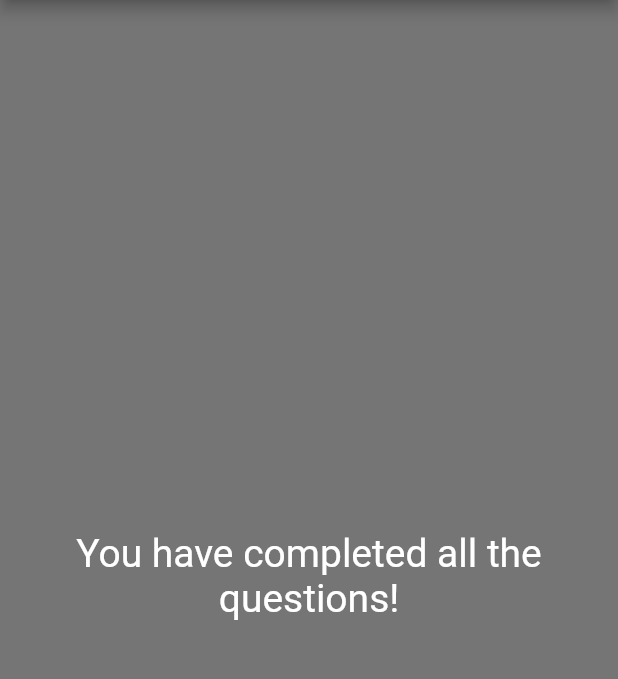
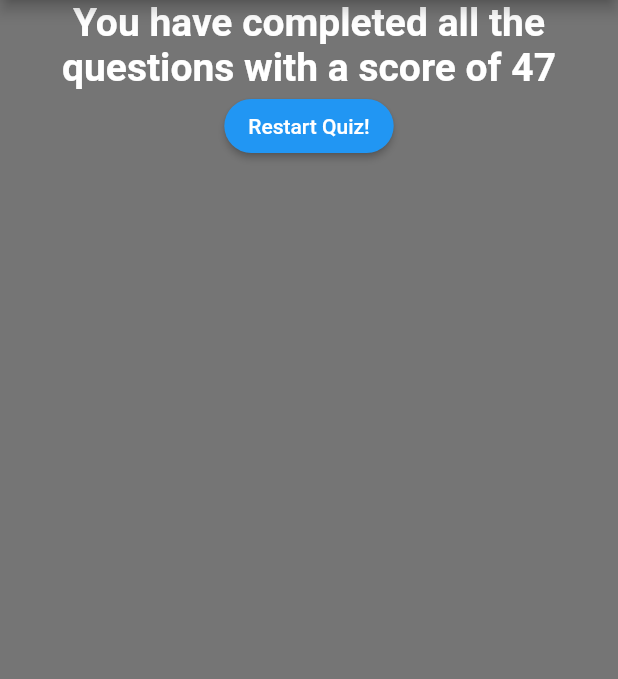
Before and after one commit to bhickey777/fl_complete_guide, a Flutter app: the screen it shows after launch, after a tap on "Black", after a tap on "Fish", after a tap on "Outlander", on a phone screen of 412 x 824 dp, the part 84-763 px from its top. Run offline on Flutter 3.47's test engine with Material 2 defaults, Android fonts, the phone set to English and light mode, and no system bars.

Commit message:
v12 - multiple results and resets

```diff
--- a/lib/main.dart
+++ b/lib/main.dart
@@ -1,7 +1,6 @@
 import 'package:flutter/material.dart';
 
 //local imports
-import './global.dart';
 import './quiz.dart';
 import './result.dart';
 
@@ -50,6 +49,13 @@ class _MyAppState extends State<MyApp> {
     }
   ];
 
+  void _resetQuiz() {
+    setState(() {
+      _totalScore = 0;
+      _questionIndex = 0;
+    });
+  }
+
   void _answerQuestion(int score) {
     _totalScore += score;
 
@@ -84,7 +90,10 @@ class _MyAppState extends State<MyApp> {
               questions: _questions,
               answerQuestion: _answerQuestion,
               questionIndex: _questionIndex)
-          : Result(message: 'You have completed all the questions!'),
+          : Result(
+              reset: _resetQuiz,
+              score: _totalScore,
+              message: 'You have completed all the questions'),
       backgroundColor: Colors.black54,
     ));
   }
--- a/lib/result.dart
+++ b/lib/result.dart
@@ -2,14 +2,37 @@ import 'package:flutter/material.dart';
 
 class Result extends StatelessWidget {
   String message;
+  final int score;
+  VoidCallback reset;
 
-  Result({required this.message});
+  Result({required this.reset, required this.score, required this.message});
+
+  String getResultMessage() {
+    if (score <= 8) {
+      return "You are awesome and innocent";
+    } else {
+      return message + ' with a score of ' + '$score';
+    }
+  }
 
   @override
   Widget build(BuildContext context) {
     return Center(
-        child: Text(message,
-            textAlign: TextAlign.center,
-            style: TextStyle(fontSize: 26, color: Colors.white)));
+      child: Column(children: <Widget>[
+        Text(
+          getResultMessage(),
+          textAlign: TextAlign.center,
+          style: TextStyle(
+              fontSize: 26, fontWeight: FontWeight.bold, color: Colors.white),
+        ),
+        ElevatedButton(
+          onPressed: resetQuestions,
+          child: Text('Restart Quiz!'),
+          style: ElevatedButton.styleFrom(shape: StadiumBorder()),
+        )
+      ]),
+    );
   }
+
+  void resetQuestions() => reset();
 }
```
